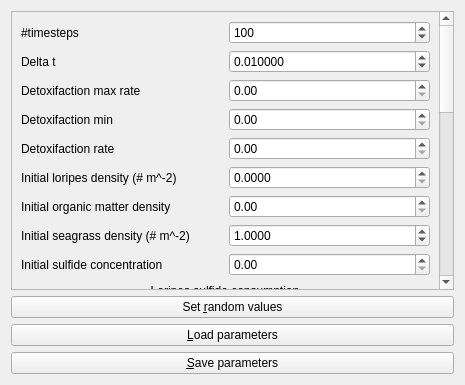
Old version of the form Tools/ToolMutualismBreakdowner/qtmutualismbreakdownerparameterswidget.ui in the repository richelbilderbeek/ProjectRichelBilderbeek.
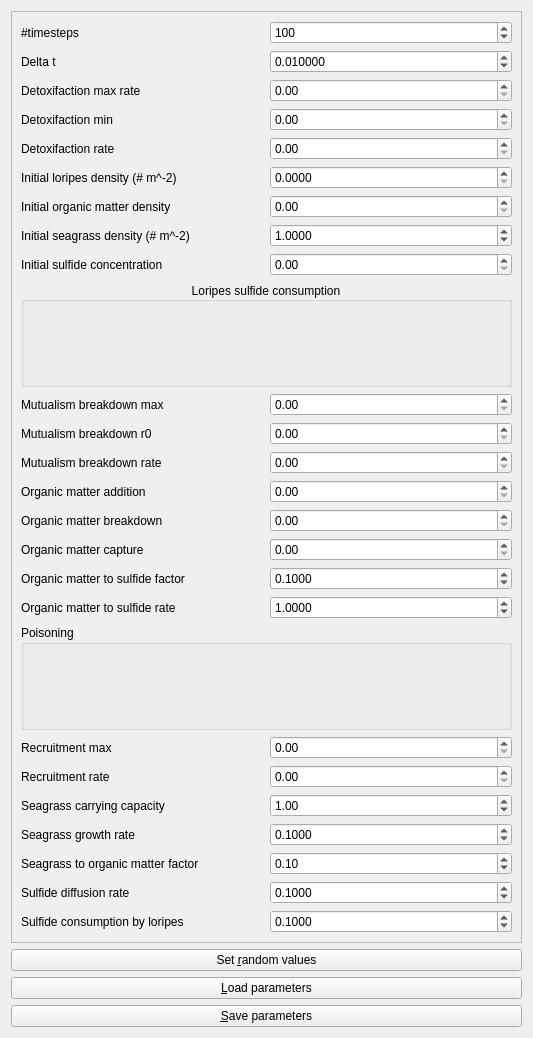
New version of the form.

What changed in the file:
```diff
--- a/Tools/ToolMutualismBreakdowner/qtmutualismbreakdownerparameterswidget.ui
+++ b/Tools/ToolMutualismBreakdowner/qtmutualismbreakdownerparameterswidget.ui
@@ -6,8 +6,8 @@
    <rect>
     <x>0</x>
     <y>0</y>
-    <width>465</width>
-    <height>385</height>
+    <width>533</width>
+    <height>1038</height>
    </rect>
   </property>
   <property name="windowTitle">
@@ -23,9 +23,9 @@
       <property name="geometry">
        <rect>
         <x>0</x>
-        <y>-482</y>
-        <width>430</width>
-        <height>888</height>
+        <y>0</y>
+        <width>513</width>
+        <height>919</height>
        </rect>
       </property>
       <layout class="QGridLayout" name="gridLayout_3">
```
Left out of the diff: 25 changed lines with no effect on the pictures.
